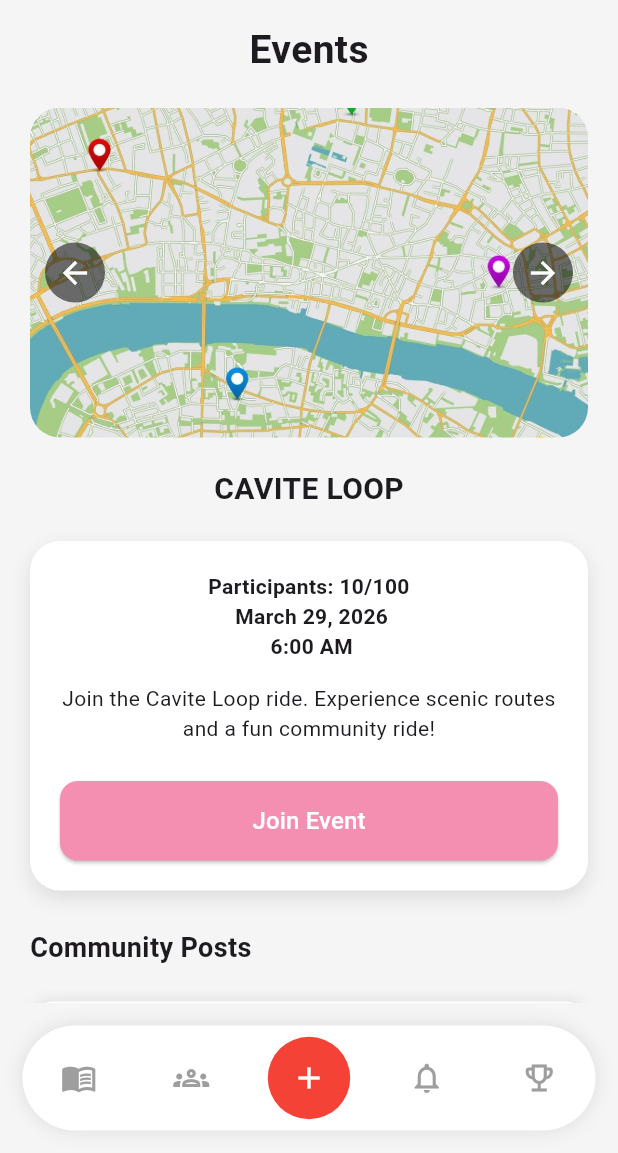
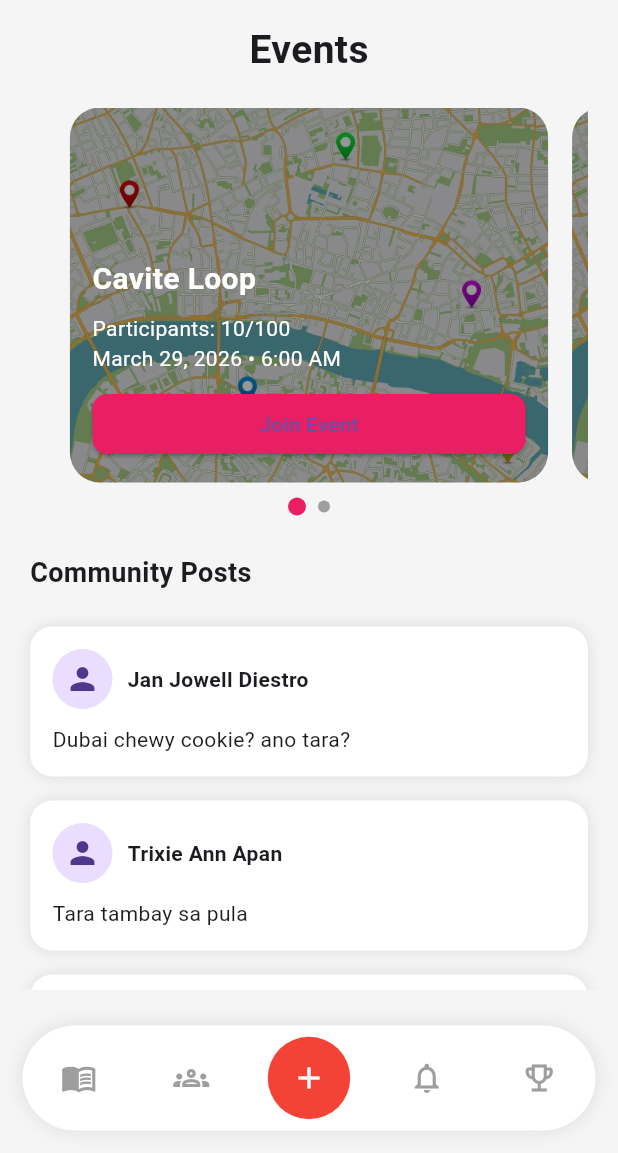
Before and after one commit to k2da-y/racetech, a Flutter app: the PlacesPage screen opened directly, on a phone screen of 412 x 824 dp, the part 83-1236 px from its top. Run offline on Flutter 3.47's test engine with Material 3 defaults, Android fonts, the phone set to English and light mode, and no system bars; our stand-ins replace image_picker, shared_preferences; accounts and stored records are empty.

Commit message:
carousel updated

```diff
--- a/lib/pages/places_page.dart
+++ b/lib/pages/places_page.dart
@@ -13,38 +13,34 @@ class PlacesPage extends StatefulWidget {
 }
 
 class _PlacesPageState extends State<PlacesPage> {
+
+  //COMMUNITY POSTS DATA
   List<Map<String, String>> posts = [
+    {"name": "Jan Jowell Diestro", "content": "Dubai chewy cookie? ano tara?"},
+    {"name": "Trixie Ann Apan", "content": "Tara tambay sa pula"},
+    {"name": "Keith Garcia", "content": "Ilocos Empanada? ano tara?"},
+  ];
+
+  //TRACK CURRENT CAROUSEL INDEX
+  int currentIndex = 0;
+
+  //EVENTS DATA (USED IN CAROUSEL)
+  final List<Map<String, dynamic>> events = [
     {
-      "name": "Juan Dela Cruz",
-      "content": "Excited for this event! 🔥",
+      "title": "Cavite Loop",
+      "image": "assets/map.jpg",
+      "participants": "10/100",
+      "date": "March 29, 2026",
+      "time": "6:00 AM",
     },
     {
-      "name": "Maria Santos",
-      "content": "Sino sasama? Tara ride tayo 🚴",
-    },
-    {
-      "name": "Alex Reyes",
-      "content": "First time ko dito, let's go!",
+      "title": "Tagaytay Ride",
+      "image": "assets/map.jpg",
+      "participants": "25/100",
+      "date": "April 5, 2026",
+      "time": "5:30 AM",
     },
   ];
-  int selectedIndex = 0;
-  int currentIndex = 0;
-
-  final List<String> images = [
-    "assets/map.jpg",
-  ];
-
-  void nextImage() {
-    setState(() {
-      currentIndex = (currentIndex + 1) % images.length;
-    });
-  }
-
-  void previousImage() {
-    setState(() {
-      currentIndex = (currentIndex - 1 + images.length) % images.length;
-    });
-  }
 
   @override
   Widget build(BuildContext context) {
@@ -56,6 +52,7 @@ class _PlacesPageState extends State<PlacesPage> {
           child: Column(
             children: [
 
+              //HEADER (APP TITLE + PROFILE)
               Padding(
                 padding: const EdgeInsets.symmetric(horizontal: 20, vertical: 15),
                 child: Row(
@@ -64,12 +61,10 @@ class _PlacesPageState extends State<PlacesPage> {
 
                     const Text(
                       "RaceTech",
-                    style: TextStyle(
-                      fontSize: 22,
-                      fontWeight: FontWeight.bold,
-                    ),
+                      style: TextStyle(fontSize: 22, fontWeight: FontWeight.bold),
                     ),
 
+                    //PROFILE BUTTON
                     GestureDetector(
                       onTap: () {
                         Navigator.push(
@@ -88,150 +83,156 @@ class _PlacesPageState extends State<PlacesPage> {
                 ),
               ),
 
+              //EVENTS TITLE
               const Text(
                 "Events",
-              style: TextStyle(
-                fontSize: 26,
-                fontWeight: FontWeight.bold,
-              ),
+                style: TextStyle(fontSize: 26, fontWeight: FontWeight.bold),
               ),
 
               const SizedBox(height: 20),
 
+              //EVENT CAROUSEL
               Padding(
                 padding: const EdgeInsets.symmetric(horizontal: 20),
-              child: Stack(
+                child: Column(
                   children: [
 
-                  Container(
-                    height: 220,
+                    SizedBox(
+                      height: 250,
+                      child: PageView.builder(
+                        itemCount: events.length,
+                        controller: PageController(viewportFraction: 0.9),
+
+                        //UPDATE CURRENT INDEX (for dots)
+                        onPageChanged: (index) {
+                          setState(() {
+                            currentIndex = index;
+                          });
+                        },
+
+                        itemBuilder: (context, index) {
+                          final event = events[index];
+
+                          return Container(
+                            margin: const EdgeInsets.symmetric(horizontal: 8),
+
+                            //CARD DESIGN
                             decoration: BoxDecoration(
                               borderRadius: BorderRadius.circular(20),
                               image: DecorationImage(
-                        image: AssetImage(images[currentIndex]),
+                                image: AssetImage(event["image"]),
                                 fit: BoxFit.cover,
                               ),
                             ),
+
+                            //DARK OVERLAY
+                            child: Container(
+                              padding: const EdgeInsets.all(15),
+                              decoration: BoxDecoration(
+                                borderRadius: BorderRadius.circular(20),
+                                color: Colors.black.withOpacity(0.4),
                               ),
 
-                  Positioned(
-                    left: 10,
-                    top: 90,
-                    child: CircleAvatar(
-                      backgroundColor: Colors.black54,
-                      child: IconButton(
-                        icon: const Icon(Icons.arrow_back, color: Colors.white),
-                        onPressed: previousImage,
-                      ),
-                    ),
-                  ),
+                              //EVENT DETAILS INSIDE CARD
+                              child: Column(
+                                crossAxisAlignment: CrossAxisAlignment.start,
+                                mainAxisAlignment: MainAxisAlignment.end,
+                                children: [
 
-                  Positioned(
-                    right: 10,
-                    top: 90,
-                    child: CircleAvatar(
-                      backgroundColor: Colors.black54,
-                      child: IconButton(
-                        icon: const Icon(Icons.arrow_forward, color: Colors.white),
-                        onPressed: nextImage,
-                      ),
-                    ),
-                  ),
-                ],
-              ),
-            ),
-
-            const SizedBox(height: 20),
-
-            const Text(
-              "CAVITE LOOP",
-              style: TextStyle(
+                                  //TITLE
+                                  Text(
+                                    event["title"],
+                                    style: const TextStyle(
+                                      color: Colors.white,
                                       fontSize: 20,
                                       fontWeight: FontWeight.bold,
                                     ),
                                   ),
 
-            const SizedBox(height: 20),
+                                  const SizedBox(height: 8),
 
-            Container(
-              margin: const EdgeInsets.symmetric(horizontal: 20),
-              padding: const EdgeInsets.all(20),
-              decoration: BoxDecoration(
-                color: Colors.white,
-                borderRadius: BorderRadius.circular(20),
-                boxShadow: [
-                  BoxShadow(
-                    blurRadius: 10,
-                    color: Colors.black.withOpacity(0.1),
-                    offset: const Offset(0, 5),
-                  )
-                ],
-              ),
-              child: Column(
-                children: [
-                  const Text(
-                    "Participants: 10/100\n March 29, 2026\n 6:00 AM",
-                    textAlign: TextAlign.center,
-                    style: TextStyle(fontWeight: FontWeight.bold),
+                                  // 👥 PARTICIPANTS
+                                  Text(
+                                    "Participants: ${event["participants"]}",
+                                    style: const TextStyle(color: Colors.white),
                                   ),
 
-                  const SizedBox(height: 15),
-
-                  const Text(
-                    "Join the Cavite Loop ride. Experience scenic routes and a fun community ride!",
-                    textAlign: TextAlign.center,
+                                  // 📅 DATE + TIME
+                                  Text(
+                                    "${event["date"]} • ${event["time"]}",
+                                    style: const TextStyle(color: Colors.white),
                                   ),
 
-                  const SizedBox(height: 25),
+                                  const SizedBox(height: 10),
 
+                                  //JOIN BUTTON
                                   SizedBox(
                                     width: double.infinity,
                                     child: ElevatedButton(
                                       onPressed: () {
                                         showDialog(
                                           context: context,
-                          builder: (context) => const RegisterDialog(),
+                                          builder: (_) => const RegisterDialog(),
                                         );
                                       },
                                       style: ElevatedButton.styleFrom(
-                        padding: const EdgeInsets.symmetric(vertical: 15),
-                        backgroundColor: Colors.pink[200],
+                                        backgroundColor: Colors.pink,
                                         shape: RoundedRectangleBorder(
-                          borderRadius: BorderRadius.circular(12),
+                                          borderRadius: BorderRadius.circular(10),
                                         ),
                                       ),
-                      child: const Text(
-                        "Join Event",
-                        style: TextStyle(fontSize: 16, color:Colors.white),
+                                      child: const Text("Join Event"),
                                     ),
                                   ),
-                  )
+                                ],
+                              ),
+                            ),
+                          );
+                        },
+                      ),
+                    ),
+
+                    const SizedBox(height: 10),
+
+                    //CAROUSEL DOT INDICATOR
+                    Row(
+                      mainAxisAlignment: MainAxisAlignment.center,
+                      children: List.generate(events.length, (index) {
+                        return Container(
+                          margin: const EdgeInsets.symmetric(horizontal: 4),
+                          width: currentIndex == index ? 12 : 8,
+                          height: currentIndex == index ? 12 : 8,
+                          decoration: BoxDecoration(
+                            color: currentIndex == index ? Colors.pink : Colors.grey,
+                            shape: BoxShape.circle,
+                          ),
+                        );
+                      }),
+                    ),
                   ],
                 ),
               ),
 
               const SizedBox(height: 25),
 
+              //COMMUNITY
               const Padding(
                 padding: EdgeInsets.symmetric(horizontal: 20),
                 child: Align(
                   alignment: Alignment.centerLeft,
                   child: Text(
                     "Community Posts",
-                  style: TextStyle(
-                    fontSize: 18,
-                    fontWeight: FontWeight.bold,
-                  ),
+                    style: TextStyle(fontSize: 18, fontWeight: FontWeight.bold),
                   ),
                 ),
               ),
 
               const SizedBox(height: 15),
 
+              //POSTS LIST
               SizedBox(
-              height: 250, // scrollable height
+                height: 250,
                 child: ListView.builder(
-                scrollDirection: Axis.vertical,
                   itemCount: posts.length,
                   itemBuilder: (context, index) {
                     final post = posts[index];
@@ -253,6 +254,8 @@ class _PlacesPageState extends State<PlacesPage> {
                         child: Column(
                           crossAxisAlignment: CrossAxisAlignment.start,
                           children: [
+
+                            //USER INFO SA NAVIGATION
                             Row(
                               children: [
                                 const CircleAvatar(
@@ -261,13 +264,14 @@ class _PlacesPageState extends State<PlacesPage> {
                                 const SizedBox(width: 10),
                                 Text(
                                   post["name"]!,
-                                style: const TextStyle(
-                                  fontWeight: FontWeight.bold,
-                                ),
+                                  style: const TextStyle(fontWeight: FontWeight.bold),
                                 ),
                               ],
                             ),
+
                             const SizedBox(height: 10),
+
+                            //POST CONTENT SA NAVIGATION
                             Text(post["content"]!),
                           ],
                         ),
@@ -278,8 +282,9 @@ class _PlacesPageState extends State<PlacesPage> {
               ),
             ],
           ),
-        )
         ),
+      ),
+      //CUSTOM BOTTOM NAVIGATION
       bottomNavigationBar: Padding(
         padding: const EdgeInsets.all(15),
         child: Container(
@@ -294,44 +299,41 @@ class _PlacesPageState extends State<PlacesPage> {
               )
             ],
           ),
+
           child: Row(
             mainAxisAlignment: MainAxisAlignment.spaceAround,
             children: [
+
+              //TRAINING SA NAVIGATION
               IconButton(
-                icon: const Icon(
-                  Icons.menu_book_outlined,
-                  color: Colors.grey,
-                ),
+                icon: const Icon(Icons.menu_book_outlined, color: Colors.grey),
                 onPressed: () {
                   Navigator.push(
                     context,
-                    MaterialPageRoute(
-                      builder: (context) => const TrainingModulePage(),
-                    ),
+                    MaterialPageRoute(builder: (_) => const TrainingModulePage()),
                   );
                 },
               ),
+
+              //COMMUNITY SA NAVIGATION
               IconButton(
-                icon: const Icon(
-                  Icons.groups_outlined,
-                  color: Colors.grey,
-                ),
+                icon: const Icon(Icons.groups_outlined, color: Colors.grey),
                 onPressed: () {
                   Navigator.push(
                     context,
-                    MaterialPageRoute(
-                      builder: (context) => const CommunityPage(),
-                    ),
+                    MaterialPageRoute(builder: (_) => const CommunityPage()),
                   );
                 },
               ),
+
+              //CREATE POST SA NAVIGATION
               GestureDetector(
                 onTap: () {
                   showModalBottomSheet(
                     context: context,
                     isScrollControlled: true,
                     backgroundColor: Colors.transparent,
-                    builder: (context) => const CreatePostSheet(),
+                    builder: (_) => const CreatePostSheet(),
                   );
                 },
                 child: Container(
@@ -344,11 +346,10 @@ class _PlacesPageState extends State<PlacesPage> {
                   child: const Icon(Icons.add, color: Colors.white),
                 ),
               ),
+
+              //NOTIFICATIONS SA NAVIGATION
               IconButton(
-                icon: const Icon(
-                  Icons.notifications_none,
-                  color: Colors.grey,
-                ),
+                icon: const Icon(Icons.notifications_none, color: Colors.grey),
                 onPressed: () {
                   showDialog(
                     context: context,
@@ -359,17 +360,14 @@ class _PlacesPageState extends State<PlacesPage> {
                   );
                 },
               ),
+
+              //BADGES SA NAVIGATION
               IconButton(
-                icon: const Icon(
-                  Icons.emoji_events_outlined,
-                  color: Colors.grey,
-                ),
+                icon: const Icon(Icons.emoji_events_outlined, color: Colors.grey),
                 onPressed: () {
                   Navigator.push(
                     context,
-                    MaterialPageRoute(
-                      builder: (context) => const BadgesPage(),
-                    ),
+                    MaterialPageRoute(builder: (_) => const BadgesPage()),
                   );
                 },
               ),
@@ -380,7 +378,7 @@ class _PlacesPageState extends State<PlacesPage> {
     );
   }
 }
-
+//REGISTRATION DIALOG SA JOIN EVENT BOTTON
 class RegisterDialog extends StatefulWidget {
   const RegisterDialog({super.key});
 
```
Lines whose indentation alone changed are shown as unchanged.
